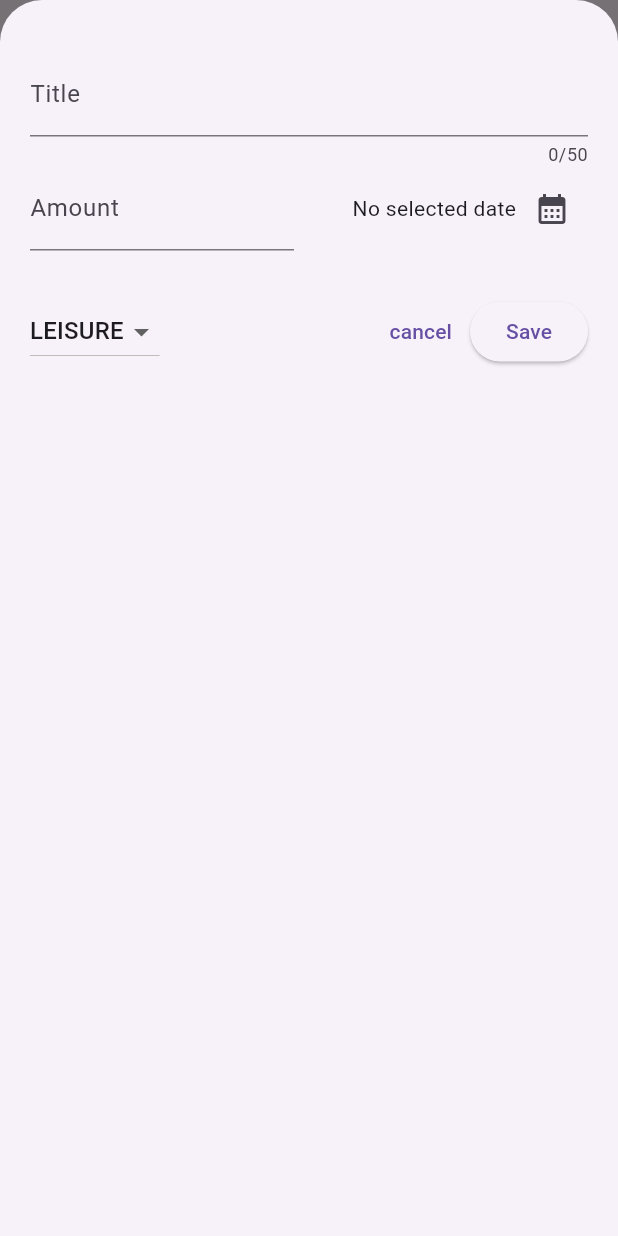
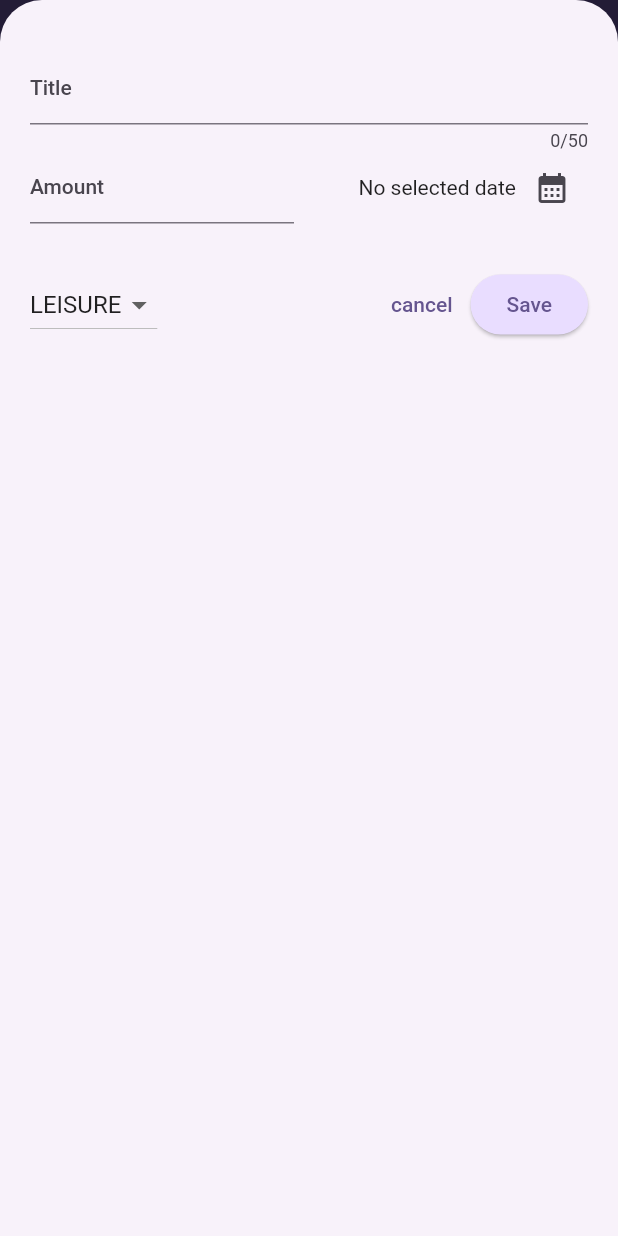
Before and after one commit to TheShivamPatel/expense_tracker, a Flutter app: the screen it shows after launch, after a tap on the "add" icon, on a phone screen of 412 x 824 dp. Run offline on Flutter 3.47's test engine with Material 2 defaults, Android fonts, the phone set to English and light mode, and no system bars.

Commit message:
Custom theming.

```diff
--- a/lib/main.dart
+++ b/lib/main.dart
@@ -1,12 +1,36 @@
 import 'package:expense_tracker/widgets/expenses.dart';
 import 'package:flutter/material.dart';
+
+var kColorScheme = ColorScheme.fromSeed(seedColor: const Color.fromARGB(255, 96, 59, 181));
 
 void main() {
   runApp(
     MaterialApp(
       debugShowCheckedModeBanner: false,
       home: const Expenses(),
-      theme: ThemeData(useMaterial3: true),
+      theme: ThemeData().copyWith(
+        useMaterial3: true,
+        colorScheme: kColorScheme,
+        appBarTheme: AppBarTheme(
+          backgroundColor: kColorScheme.onPrimaryContainer,
+          foregroundColor: kColorScheme.primaryContainer,
+        ),
+        cardTheme: const CardTheme().copyWith(
+          margin: const EdgeInsets.symmetric(horizontal: 16, vertical: 10),
+        ),
+        elevatedButtonTheme: ElevatedButtonThemeData(
+          style: ElevatedButton.styleFrom(
+            backgroundColor: kColorScheme.primaryContainer,
+          ),
+        ),
+        textTheme: ThemeData().textTheme.copyWith(
+          titleLarge: TextStyle(
+            fontWeight: FontWeight.normal,
+            color: kColorScheme.onSecondaryContainer,
+            fontSize: 18,
+          ),
+        ),
+      ),
     ),
   );
 }
--- a/lib/widgets/expenses.dart
+++ b/lib/widgets/expenses.dart
@@ -14,18 +14,34 @@ class Expenses extends StatefulWidget {
 }
 
 class _ExpensesState extends State<Expenses> {
-  final List<ExpensesModel> _dummyList = [];
+  final List<ExpensesModel> _expenseList = [];
 
   void addExpenseToList(ExpensesModel expense) {
     setState(() {
-      _dummyList.add(expense);
+      _expenseList.add(expense);
     });
   }
 
   void removeExpenseToList(ExpensesModel expense) {
+    final expenseIndex = _expenseList.indexOf(expense);
     setState(() {
-      _dummyList.remove(expense);
+      _expenseList.remove(expense);
     });
+    ScaffoldMessenger.of(context).clearSnackBars();
+    ScaffoldMessenger.of(context).showSnackBar(
+      SnackBar(
+        content: const Text('Expense deleted.'),
+        duration: const Duration(seconds: 3),
+        action: SnackBarAction(
+          label: 'Undo',
+          onPressed: () {
+            setState(() {
+              _expenseList.insert(expenseIndex, expense);
+            });
+          },
+        ),
+      ),
+    );
   }
 
   void _openAddExpenseOverlay() {
@@ -45,6 +61,17 @@ class _ExpensesState extends State<Expenses> {
 
   @override
   Widget build(BuildContext context) {
+    Widget mainContent = const Center(
+      child: Text('No expenses found. Start adding some!'),
+    );
+
+    if (_expenseList.isNotEmpty) {
+      mainContent = ExpenseList(
+        expenseList: _expenseList,
+        removeExpense: removeExpenseToList,
+      );
+    }
+
     return Scaffold(
       appBar: AppBar(
         title: const Text('Expense Tracker'),
@@ -61,7 +88,7 @@ class _ExpensesState extends State<Expenses> {
         children: [
           const Card(
             elevation: 2,
-            margin: EdgeInsets.all(20),
+            // margin: EdgeInsets.all(20),
             shape: RoundedRectangleBorder(
                 borderRadius: BorderRadius.all(Radius.circular(15))),
             child: SizedBox(
@@ -69,11 +96,7 @@ class _ExpensesState extends State<Expenses> {
               width: double.infinity,
             ),
           ),
-          Expanded(
-              child: ExpenseList(
-            expenseList: _dummyList,
-            removeExpense: removeExpenseToList,
-          )),
+          Expanded(child: mainContent),
         ],
       ),
     );
--- a/lib/widgets/expenses_list/expenses_item.dart
+++ b/lib/widgets/expenses_list/expenses_item.dart
@@ -9,7 +9,6 @@ class ExpensesItem extends StatelessWidget {
   @override
   Widget build(BuildContext context) {
     return Card(
-      margin: const EdgeInsets.only(top: 20, left: 20, right: 20),
       shape: RoundedRectangleBorder(
         borderRadius: BorderRadius.circular(12),
       ),
@@ -17,7 +16,7 @@ class ExpensesItem extends StatelessWidget {
         leading: Icon(categoryIcons[expenses.category]),
         title: Text(
           expenses.title,
-          style: const TextStyle(fontSize: 18, fontWeight: FontWeight.bold),
+          style: Theme.of(context).textTheme.titleLarge,
         ),
         subtitle: Text(
           '₹${expenses.amount.toStringAsFixed(2)}',
```
Also changed, not shown: lib/widgets/expenses_list/expense_list.dart (+9 -2 lines).
